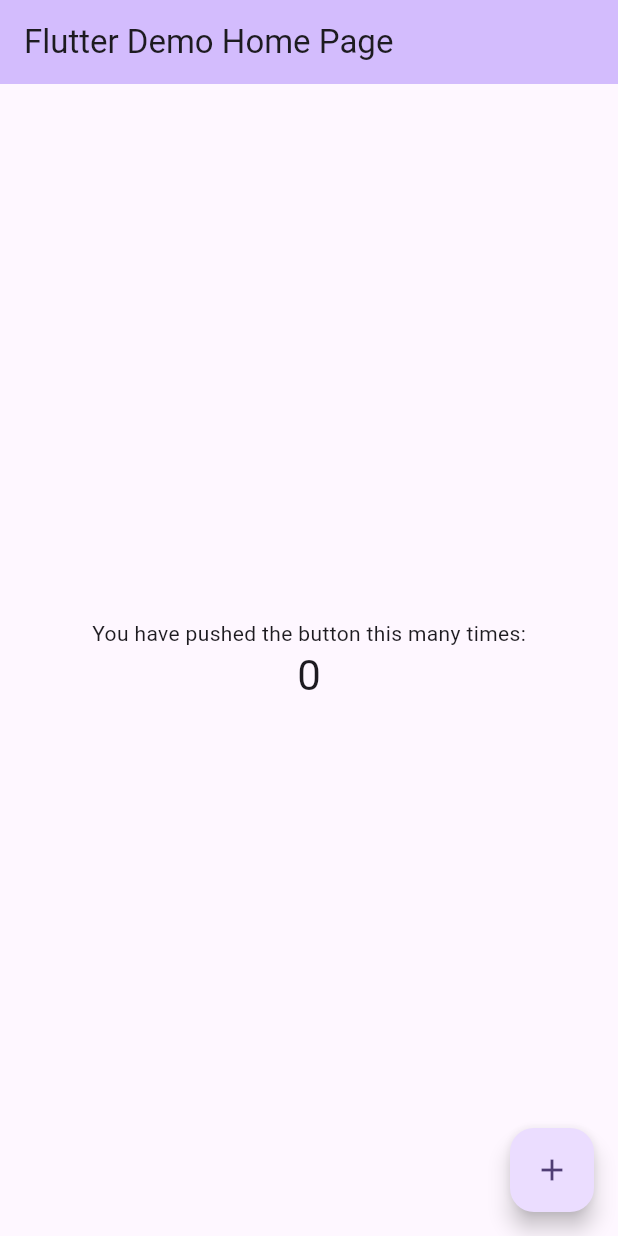
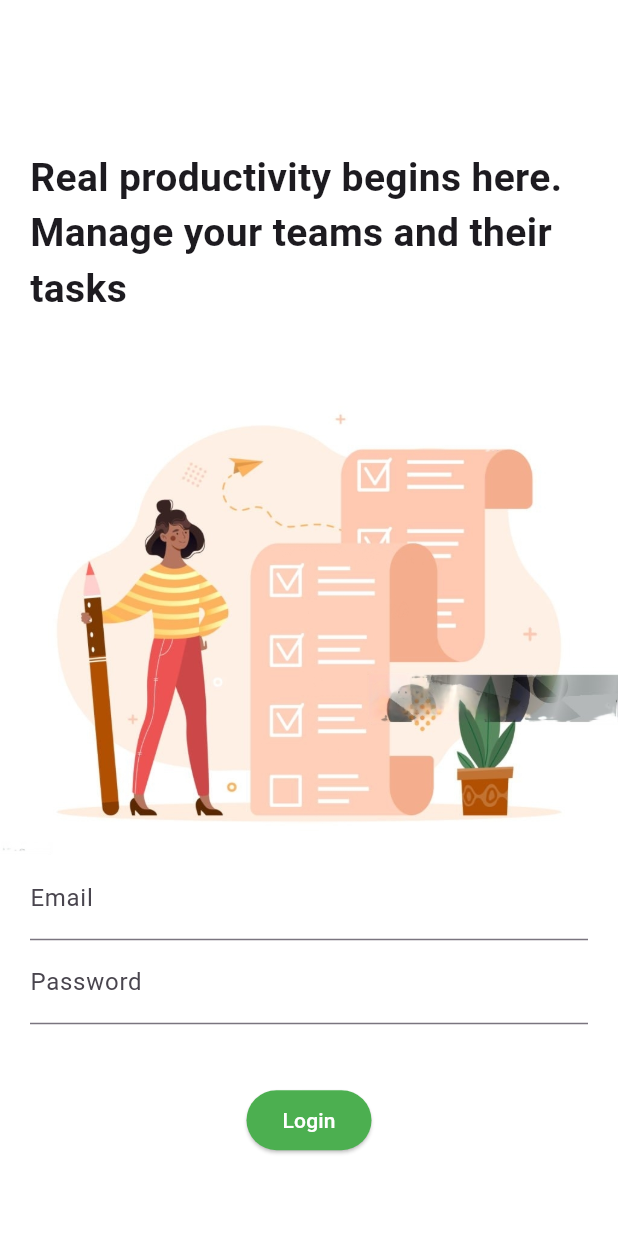
Before and after one commit to chotixity/elewa_test, a Flutter app: the screen it shows after launch, on a phone screen of 412 x 824 dp. Run offline on Flutter 3.47's test engine with Material 3 defaults, Android fonts, the phone set to English and light mode, and no system bars; our stand-ins replace cloud_firestore, firebase_auth, firebase_core, freezed_annotation; accounts and stored records are empty.

Commit message:
set up signing up

```diff
--- a/lib/main.dart
+++ b/lib/main.dart
@@ -1,6 +1,11 @@
+import 'package:elewa_test/presentation/landing_page.dart';
 import 'package:flutter/material.dart';
+import 'package:firebase_core/firebase_core.dart';
+import 'firebase_options.dart';
 
-void main() {
+void main() async {
+  WidgetsFlutterBinding.ensureInitialized();
+  await Firebase.initializeApp(options: DefaultFirebaseOptions.currentPlatform);
   runApp(const MyApp());
 }
 
@@ -11,115 +16,12 @@ class MyApp extends StatelessWidget {
   @override
   Widget build(BuildContext context) {
     return MaterialApp(
-      title: 'Flutter Demo',
+      title: 'Team Tasks',
       theme: ThemeData(
-        // This is the theme of your application.
-        //
-        // TRY THIS: Try running your application with "flutter run". You'll see
-        // the application has a purple toolbar. Then, without quitting the app,
-        // try changing the seedColor in the colorScheme below to Colors.green
-        // and then invoke "hot reload" (save your changes or press the "hot
-        // reload" button in a Flutter-supported IDE, or press "r" if you used
-        // the command line to start the app).
-        //
-        // Notice that the counter didn't reset back to zero; the application
-        // state is not lost during the reload. To reset the state, use hot
-        // restart instead.
-        //
-        // This works for code too, not just values: Most code changes can be
-        // tested with just a hot reload.
         colorScheme: ColorScheme.fromSeed(seedColor: Colors.deepPurple),
         useMaterial3: true,
       ),
-      home: const MyHomePage(title: 'Flutter Demo Home Page'),
+      home: const LandingPage(),
     );
   }
 }
-
-class MyHomePage extends StatefulWidget {
-  const MyHomePage({super.key, required this.title});
-
-  // This widget is the home page of your application. It is stateful, meaning
-  // that it has a State object (defined below) that contains fields that affect
-  // how it looks.
-
-  // This class is the configuration for the state. It holds the values (in this
-  // case the title) provided by the parent (in this case the App widget) and
-  // used by the build method of the State. Fields in a Widget subclass are
-  // always marked "final".
-
-  final String title;
-
-  @override
-  State<MyHomePage> createState() => _MyHomePageState();
-}
-
-class _MyHomePageState extends State<MyHomePage> {
-  int _counter = 0;
-
-  void _incrementCounter() {
-    setState(() {
-      // This call to setState tells the Flutter framework that something has
-      // changed in this State, which causes it to rerun the build method below
-      // so that the display can reflect the updated values. If we changed
-      // _counter without calling setState(), then the build method would not be
-      // called again, and so nothing would appear to happen.
-      _counter++;
-    });
-  }
-
-  @override
-  Widget build(BuildContext context) {
-    // This method is rerun every time setState is called, for instance as done
-    // by the _incrementCounter method above.
-    //
-    // The Flutter framework has been optimized to make rerunning build methods
-    // fast, so that you can just rebuild anything that needs updating rather
-    // than having to individually change instances of widgets.
-    return Scaffold(
-      appBar: AppBar(
-        // TRY THIS: Try changing the color here to a specific color (to
-        // Colors.amber, perhaps?) and trigger a hot reload to see the AppBar
-        // change color while the other colors stay the same.
-        backgroundColor: Theme.of(context).colorScheme.inversePrimary,
-        // Here we take the value from the MyHomePage object that was created by
-        // the App.build method, and use it to set our appbar title.
-        title: Text(widget.title),
-      ),
-      body: Center(
-        // Center is a layout widget. It takes a single child and positions it
-        // in the middle of the parent.
-        child: Column(
-          // Column is also a layout widget. It takes a list of children and
-          // arranges them vertically. By default, it sizes itself to fit its
-          // children horizontally, and tries to be as tall as its parent.
-          //
-          // Column has various properties to control how it sizes itself and
-          // how it positions its children. Here we use mainAxisAlignment to
-          // center the children vertically; the main axis here is the vertical
-          // axis because Columns are vertical (the cross axis would be
-          // horizontal).
-          //
-          // TRY THIS: Invoke "debug painting" (choose the "Toggle Debug Paint"
-          // action in the IDE, or press "p" in the console), to see the
-          // wireframe for each widget.
-          mainAxisAlignment: MainAxisAlignment.center,
-          children: <Widget>[
-            const Text(
-              'You have pushed the button this many times:',
-            ),
-            Text(
-              '$_counter',
-              style: Theme.of(context).textTheme.headlineMedium,
-            ),
-          ],
-        ),
-      ),
-      floatingActionButton: FloatingActionButton(
-        onPressed: _incrementCounter,
-        tooltip: 'Increment',
-        child: const Icon(Icons.add),
-      ), // This trailing comma makes auto-formatting nicer for build methods.
-    );
-  }
-}
--- /dev/null
+++ b/lib/presentation/landing_page.dart
@@ -0,0 +1,204 @@
+import 'package:elewa_test/repository/firebase_auth.dart';
+import 'package:flutter/gestures.dart';
+import 'package:flutter/material.dart';
+
+class LandingPage extends StatefulWidget {
+  const LandingPage({super.key});
+
+  @override
+  State<LandingPage> createState() => _LandingPageState();
+}
+
+class _LandingPageState extends State<LandingPage> {
+  final _emailController = TextEditingController();
+  final _passwordController = TextEditingController();
+  final _fullNameController = TextEditingController();
+  bool _login = true;
+  final _formKey = GlobalKey<FormState>();
+
+  void _toggleMode() {
+    setState(() {
+      _login = !_login;
+    });
+  }
+
+  @override
+  Widget build(BuildContext context) {
+    return Scaffold(
+      backgroundColor: Colors.transparent,
+      body: Container(
+        decoration: const BoxDecoration(
+            image:
+                DecorationImage(image: AssetImage('assets/landing_page.jpeg'))),
+        child: LayoutBuilder(builder: (context, constraints) {
+          if (constraints.maxWidth < 480) {
+            return Padding(
+                padding: const EdgeInsets.only(top: 100, left: 20, right: 20),
+                child: MobileView(context));
+          } else {
+            return Padding(
+              padding: const EdgeInsets.all(30.0),
+              child: DesktopView(context),
+            );
+          }
+        }),
+      ),
+    );
+  }
+
+  Widget MobileView(BuildContext context) {
+    return Column(
+      mainAxisAlignment: MainAxisAlignment.center,
+      crossAxisAlignment: CrossAxisAlignment.center,
+      children: [
+        const Text(
+          softWrap: true,
+          "Real productivity begins here. Manage your teams and their tasks",
+          style: TextStyle(
+              fontSize: 26,
+              overflow: TextOverflow.clip,
+              fontWeight: FontWeight.bold),
+        ),
+        const Spacer(),
+        Flexible(
+          child: Form(
+            key: _formKey,
+            child: Column(
+              mainAxisAlignment: MainAxisAlignment.center,
+              children: [
+                TextFormField(
+                  decoration: const InputDecoration(label: Text("Email")),
+                ),
+                TextFormField(
+                  decoration: const InputDecoration(label: Text('Password')),
+                ),
+                const SizedBox(
+                  height: 40,
+                ),
+                LoginButton()
+              ],
+            ),
+          ),
+        ),
+      ],
+    );
+  }
+
+  Widget DesktopView(BuildContext context) {
+    return Center(
+      child: Row(
+        mainAxisAlignment: MainAxisAlignment.center,
+        crossAxisAlignment: CrossAxisAlignment.center,
+        children: [
+          SizedBox(
+            width: MediaQuery.sizeOf(context).width * .45,
+            child: const Text(
+              softWrap: true,
+              "Real productivity begins here. Manage your teams and their tasks",
+              style: TextStyle(
+                  fontSize: 32,
+                  overflow: TextOverflow.clip,
+                  fontWeight: FontWeight.bold),
+            ),
+          ),
+          SizedBox(
+            width: MediaQuery.sizeOf(context).width * .15,
+          ),
+          Flexible(
+            child: Form(
+              key: _formKey,
+              child: Column(
+                mainAxisAlignment: MainAxisAlignment.center,
+                children: [
+                  _login
+                      ? const SizedBox()
+                      : TextFormField(
+                          controller: _fullNameController,
+                          decoration: const InputDecoration(
+                              label: Text("FullName"),
+                              border: OutlineInputBorder(
+                                  borderSide: BorderSide(color: Colors.white))),
+                        ),
+                  const SizedBox(
+                    height: 20,
+                  ),
+                  TextFormField(
+                    controller: _emailController,
+                    decoration: const InputDecoration(
+                        label: Text("Email"),
+                        border: OutlineInputBorder(
+                            borderSide: BorderSide(color: Colors.white))),
+                  ),
+                  const SizedBox(
+                    height: 20,
+                  ),
+                  TextFormField(
+                    controller: _passwordController,
+                    decoration: const InputDecoration(
+                        label: Text("Password"),
+                        border: OutlineInputBorder(
+                            borderSide: BorderSide(color: Colors.white))),
+                  ),
+                  const SizedBox(
+                    height: 30,
+                  ),
+                  LoginButton(),
+                  const SizedBox(
+                    height: 30,
+                  ),
+                  _login
+                      ? RichText(
+                          text: TextSpan(
+                            children: <InlineSpan>[
+                              const TextSpan(
+                                text: "Have No Account? ",
+                                style: TextStyle(color: Colors.cyan),
+                              ),
+                              TextSpan(
+                                  text: "Sign Up",
+                                  style: const TextStyle(color: Colors.purple),
+                                  recognizer: TapGestureRecognizer()
+                                    ..onTap = () => _toggleMode())
+                            ],
+                          ),
+                        )
+                      : RichText(
+                          text: TextSpan(
+                            children: <InlineSpan>[
+                              const TextSpan(
+                                text: "Have An Account? ",
+                                style: TextStyle(color: Colors.cyan),
+                              ),
+                              TextSpan(
+                                  text: "Login",
+                                  style: const TextStyle(color: Colors.purple),
+                                  recognizer: TapGestureRecognizer()
+                                    ..onTap = () => _toggleMode())
+                            ],
+                          ),
+                        )
+                ],
+              ),
+            ),
+          )
+        ],
+      ),
+    );
+  }
+
+  ElevatedButton LoginButton() {
+    return ElevatedButton(
+      style: const ButtonStyle(
+        foregroundColor: WidgetStatePropertyAll<Color>(Colors.white),
+        backgroundColor: WidgetStatePropertyAll<Color>(Colors.green),
+      ),
+      onPressed: () {
+        _login
+            ? Auth().signIn(_emailController.text, _passwordController.text)
+            : Auth().signUp(_emailController.text, _passwordController.text,
+                {'name': _fullNameController.text});
+      },
+      child: Text(_login ? 'Login' : 'Sign Up'),
+    );
+  }
+}
--- /dev/null
+++ b/lib/repository/firebase_auth.dart
@@ -0,0 +1,42 @@
+import 'package:firebase_auth/firebase_auth.dart';
+import 'package:cloud_firestore/cloud_firestore.dart';
+
+class Auth {
+  final FirebaseAuth _firebaseAuth = FirebaseAuth.instance;
+  final FirebaseFirestore _firestore = FirebaseFirestore.instance;
+
+  // Sign up with email and password
+  Future<void> signUp(
+      String email, String password, Map<String, dynamic> userData) async {
+    try {
+      UserCredential userCredential = await _firebaseAuth
+          .createUserWithEmailAndPassword(email: email, password: password);
+      // Store user data in Firestore
+      await _firestore
+          .collection('users')
+          .doc(userCredential.user?.uid)
+          .set(userData);
+    } catch (e) {
+      print(e); // Consider handling the error more gracefully
+    }
+  }
+
+  // Sign in with email and password
+  Future<void> signIn(String email, String password) async {
+    try {
+      await _firebaseAuth.signInWithEmailAndPassword(
+          email: email, password: password);
+    } catch (e) {
+      print(e); // Consider handling the error more gracefully
+    }
+  }
+
+  // Reset password
+  Future<void> resetPassword(String email) async {
+    try {
+      await _firebaseAuth.sendPasswordResetEmail(email: email);
+    } catch (e) {
+      print(e); // Consider handling the error more gracefully
+    }
+  }
+}
```
Also changed, not shown: lib/models/user.dart (added, +16 -0 lines), pubspec.yaml (+12 -6 lines), assets/landing_page.jpeg (added), assets/logo.jpeg (added), firebase.json (added), lib/firebase_options.dart (added), lib/models/user.freezed.dart (added), lib/models/user.g.dart (added), pubspec.lock, 6 other files.
